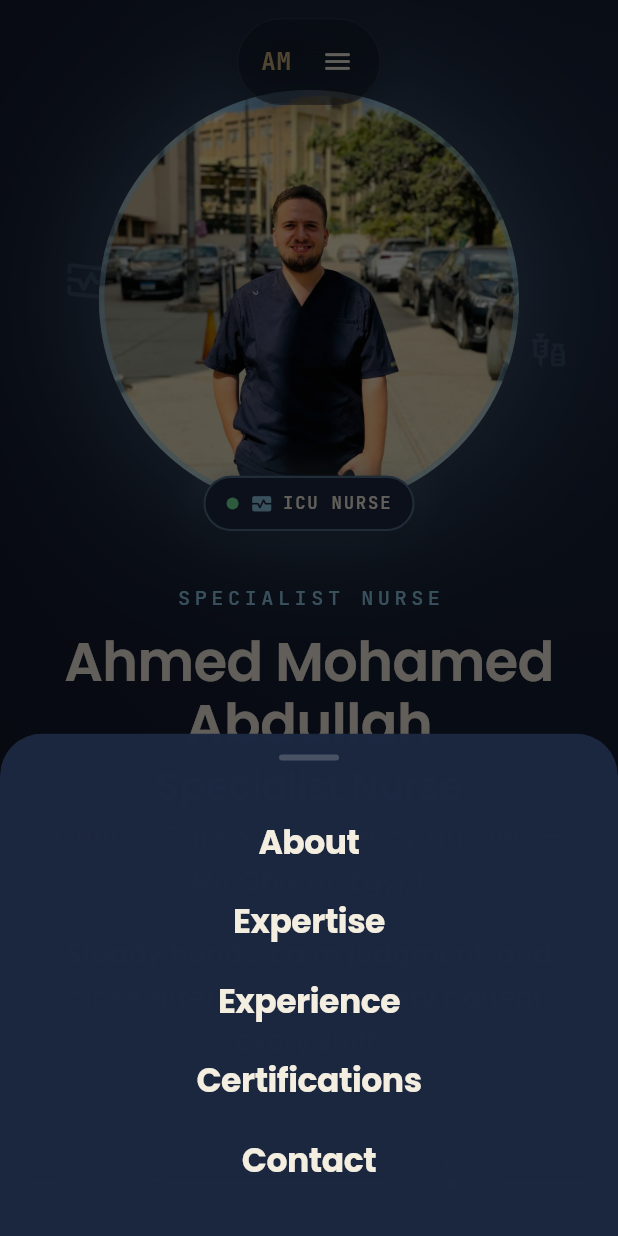
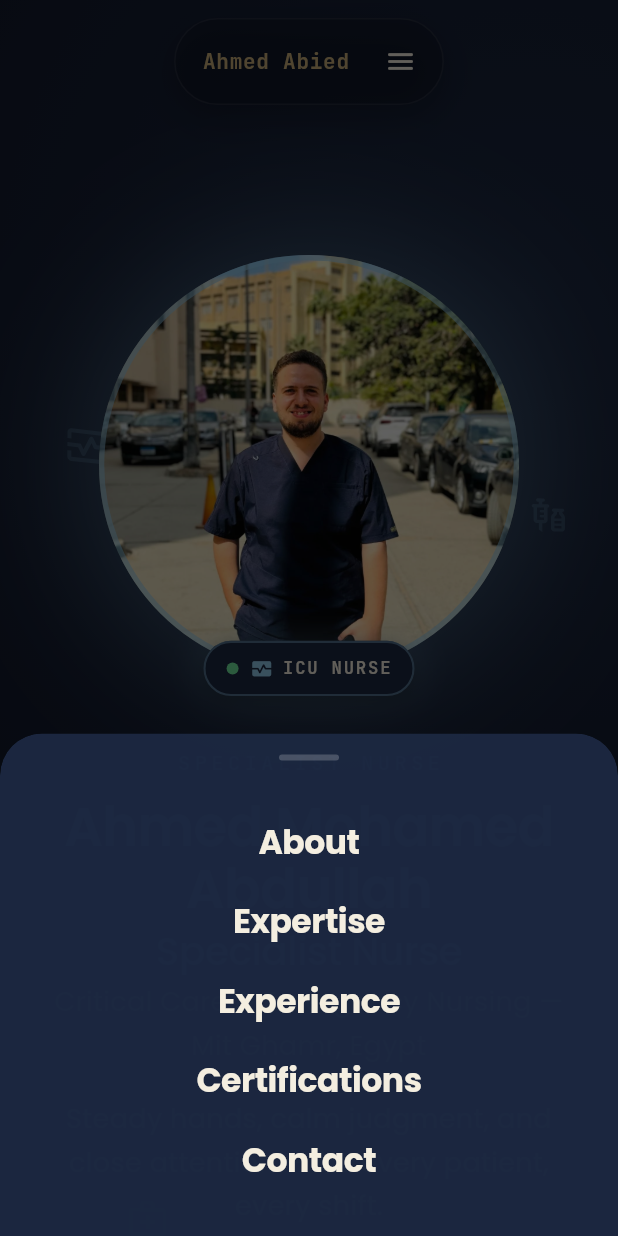
Before and after one commit to kmind345-create/ABIED, a Flutter app: the screen it shows after launch, after a tap on the "menu" icon, on a phone screen of 412 x 824 dp. Run offline on Flutter 3.47's test engine with Material 3 defaults, Android fonts, the phone set to English and light mode, and no system bars; drawn by our look-alikes of flutter_animate; our stand-ins replace google_fonts.

Commit message:
update UI

```diff
--- a/lib/data/portfolio_data.dart
+++ b/lib/data/portfolio_data.dart
@@ -5,6 +5,8 @@
 class PortfolioData {
   // ---- Identity -------------------------------------------------
   static const String name = 'Ahmed Mohamed Abdullah';
+  // Short form shown in the compact mobile nav pill (top of the page).
+  static const String navShortName = 'Ahmed Abied';
   static const String title = 'Specialist Nurse';
   static const String subtitle =
       'Critical Care & Emergency Nursing — Mit Ghamr, Egypt';
--- a/lib/widgets/certifications_section.dart
+++ b/lib/widgets/certifications_section.dart
@@ -35,19 +35,20 @@ class CertificationsSection extends StatelessWidget {
             ),
             const SizedBox(height: 32),
             if (isMobile)
-              // Horizontal, swipeable row so badges sit side by side
-              // instead of stacking down the whole screen.
+              // One badge per "page" so it swipes cleanly from card to
+              // card instead of showing a sliver of the next one.
               SizedBox(
                 height: 260,
-                child: ListView.builder(
-                  scrollDirection: Axis.horizontal,
+                child: PageView.builder(
+                  controller: PageController(viewportFraction: 1),
                   physics: const BouncingScrollPhysics(),
                   itemCount: PortfolioData.certifications.length,
-                  itemBuilder: (context, i) => Padding(
-                    padding: EdgeInsets.only(
-                      right: i == PortfolioData.certifications.length - 1 ? 0 : 18,
-                    ),
-                    child: _buildBadge(PortfolioData.certifications[i], compact: true)
+                  itemBuilder: (context, i) => Center(
+                    child: _buildBadge(
+                      PortfolioData.certifications[i],
+                      compact: true,
+                      width: (width - 48).clamp(0, 320),
+                    )
                         .animate()
                         .fadeIn(delay: (120 * i).ms)
                         .scale(begin: const Offset(0.9, 0.9)),
@@ -72,9 +73,9 @@ class CertificationsSection extends StatelessWidget {
     );
   }
 
-  Widget _buildBadge(CertItem cert, {bool compact = false}) {
+  Widget _buildBadge(CertItem cert, {bool compact = false, double? width}) {
     return FlipBadgeCard(
-      width: compact ? 180 : 220,
+      width: width ?? (compact ? 180 : 220),
       height: compact ? 260 : 280,
       front: BadgeFace(
         child: Column(
--- a/lib/widgets/hero_section.dart
+++ b/lib/widgets/hero_section.dart
@@ -128,9 +128,11 @@ class _HeroSectionState extends State<HeroSection> {
 
     return Container(
       width: double.infinity,
-      padding: EdgeInsets.symmetric(
-        horizontal: isMobile ? 24 : 80,
-        vertical: isMobile ? 60 : 100,
+      padding: EdgeInsets.only(
+        left: isMobile ? 24 : 80,
+        right: isMobile ? 24 : 80,
+        top: isMobile ? 170 : 100,
+        bottom: isMobile ? 60 : 100,
       ),
       decoration: const BoxDecoration(
         gradient: RadialGradient(
--- a/lib/widgets/nav_bar.dart
+++ b/lib/widgets/nav_bar.dart
@@ -76,13 +76,6 @@ class FloatingNavPill extends StatelessWidget {
     }
   }
 
-  String get _initials {
-    final parts = PortfolioData.name.trim().split(RegExp(r'\s+'));
-    if (parts.isEmpty) return '';
-    if (parts.length == 1) return parts.first.substring(0, 1).toUpperCase();
-    return (parts[0].substring(0, 1) + parts[1].substring(0, 1)).toUpperCase();
-  }
-
   @override
   Widget build(BuildContext context) {
     return Container(
@@ -103,13 +96,14 @@ class FloatingNavPill extends StatelessWidget {
         mainAxisSize: MainAxisSize.min,
         children: [
           Container(
-            width: 34,
             height: 34,
             alignment: Alignment.center,
+            padding: const EdgeInsets.symmetric(horizontal: 10),
             child: Text(
-              _initials,
+              PortfolioData.navShortName,
+              overflow: TextOverflow.ellipsis,
               style: AppText.mono.copyWith(
-                fontSize: 16,
+                fontSize: 14,
                 fontWeight: FontWeight.w700,
                 color: AppColors.sand,
               ),
```
Also changed, not shown: 4 other files.
